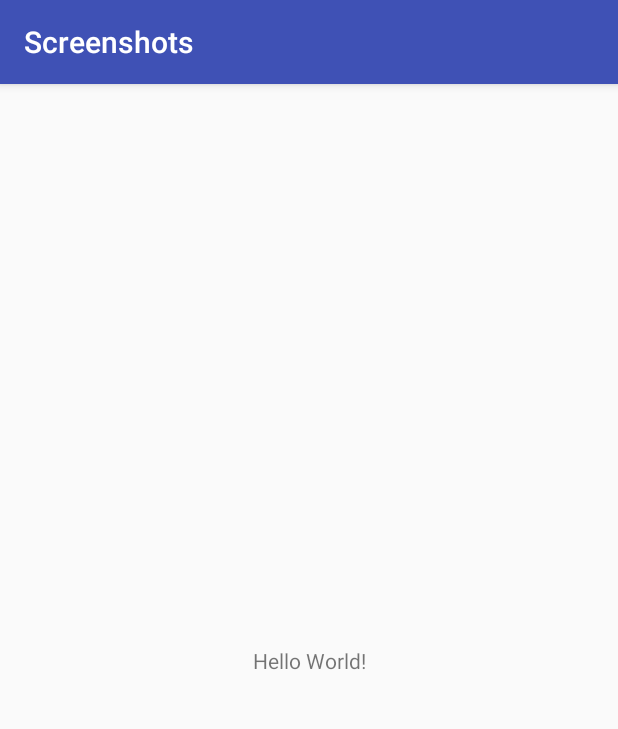
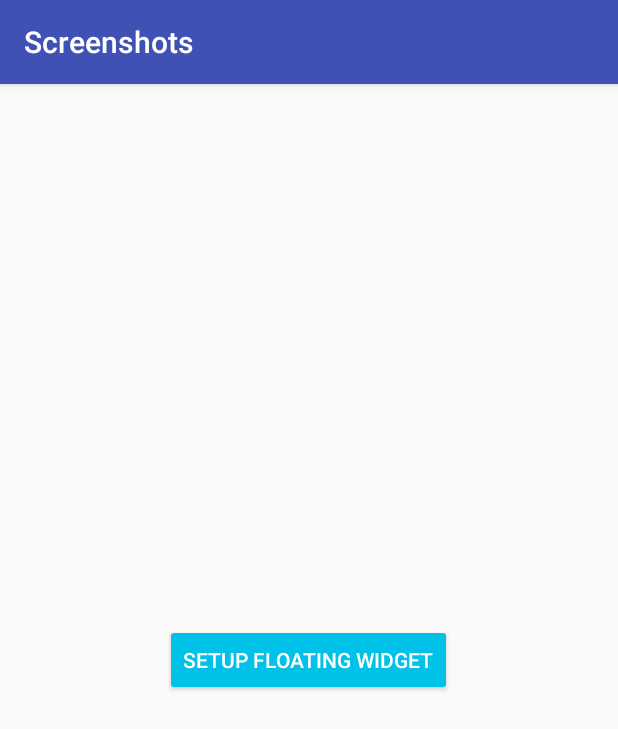
Before and after one commit to cmFodWx5YWRhdjEyMTA5/Screenshots, an Android app: the screen it shows after launch (MainActivity), on a phone screen of 412 x 824 dp. Shown: the top 729 px of the screen. Run offline under Robolectric (Android 15) with nearby library versions, the phone set to English and light mode, and no system bars.

Commit message:
floating  widget button
thoda faltu bana hai maaf kar(only if user is Maitree)

```diff
--- a/app/src/main/java/com/example/sid/screenshots/MainActivity.java
+++ b/app/src/main/java/com/example/sid/screenshots/MainActivity.java
@@ -1,13 +1,46 @@
 package com.example.sid.screenshots;
 
+
+import android.content.Intent;
+import android.net.Uri;
+import android.os.Build;
+import android.provider.Settings;
 import android.support.v7.app.AppCompatActivity;
 import android.os.Bundle;
-
+import android.view.View;
+import android.widget.Button;
+import android.widget.Toast;
 public class MainActivity extends AppCompatActivity {
-
+    private static final int APP_PERMISSION_REQUEST = 102;
     @Override
     protected void onCreate(Bundle savedInstanceState) {
         super.onCreate(savedInstanceState);
         setContentView(R.layout.activity_main);
+        if (Build.VERSION.SDK_INT >= Build.VERSION_CODES.M && !Settings.canDrawOverlays(this)) {
+            Intent intent = new Intent(Settings.ACTION_MANAGE_OVERLAY_PERMISSION,
+                    Uri.parse("package:" + getPackageName()));
+            startActivityForResult(intent, APP_PERMISSION_REQUEST);
+        } else {
+            initializeView();
+        }
+    }
+    private void initializeView() {
+        Button mButton= (Button) findViewById(R.id.createBtn);
+        mButton.setOnClickListener(new View.OnClickListener() {
+            @Override
+            public void onClick(View view) {
+                startService(new Intent(MainActivity.this, FloatWidgetService.class));
+                finish();
+            }
+        });
+    }
+    @Override
+    protected void onActivityResult(int requestCode, int resultCode, Intent data) {
+        super.onActivityResult(requestCode, resultCode, data);
+        if (requestCode == APP_PERMISSION_REQUEST && resultCode == RESULT_OK) {
+            initializeView();
+        } else {
+            Toast.makeText(this, "Draw over other app permission not enable.", Toast.LENGTH_SHORT).show();
+        }
     }
 }
--- /dev/null
+++ b/app/src/main/res/drawable-nodpi/error.xml
@@ -0,0 +1,4 @@
+<?xml version="1.0" encoding="utf-8"?>
+<selector xmlns:android="http://schemas.android.com/apk/res/android">
+
+</selector>
--- a/app/src/main/res/layout/activity_main.xml
+++ b/app/src/main/res/layout/activity_main.xml
@@ -1,18 +1,14 @@
 <?xml version="1.0" encoding="utf-8"?>
-<android.support.constraint.ConstraintLayout xmlns:android="http://schemas.android.com/apk/res/android"
-    xmlns:app="http://schemas.android.com/apk/res-auto"
+<RelativeLayout xmlns:android="http://schemas.android.com/apk/res/android"
     xmlns:tools="http://schemas.android.com/tools"
     android:layout_width="match_parent"
-    android:layout_height="match_parent"
-    tools:context="com.example.sid.screenshots.MainActivity">
-
-    <TextView
+    android:layout_height="match_parent">
+    <Button
+        android:textColor="@android:color/white"
+        android:backgroundTint="#00C1E7"
+        android:id="@+id/createBtn"
         android:layout_width="wrap_content"
         android:layout_height="wrap_content"
-        android:text="Hello World!"
-        app:layout_constraintBottom_toBottomOf="parent"
-        app:layout_constraintLeft_toLeftOf="parent"
-        app:layout_constraintRight_toRightOf="parent"
-        app:layout_constraintTop_toTopOf="parent" />
-
-</android.support.constraint.ConstraintLayout>
+        android:layout_centerInParent="true"
+        android:text="Setup Floating Widget" />
+</RelativeLayout>
```
Also changed, not shown: app/src/main/AndroidManifest.xml (+8 -1 lines), app/src/main/java/com/example/sid/screenshots/FloatWidgetService.java (added, +100 -0 lines), app/src/main/res/layout/layout_floating_widget.xml (added, +63 -0 lines), app/src/main/res/drawable-hdpi/ic_action_name.png (added), app/src/main/res/drawable-mdpi/ic_action_name.png (added), app/src/main/res/drawable-xhdpi/ic_action_name.png (added), app/src/main/res/drawable-xxhdpi/ic_action_name.png (added).
